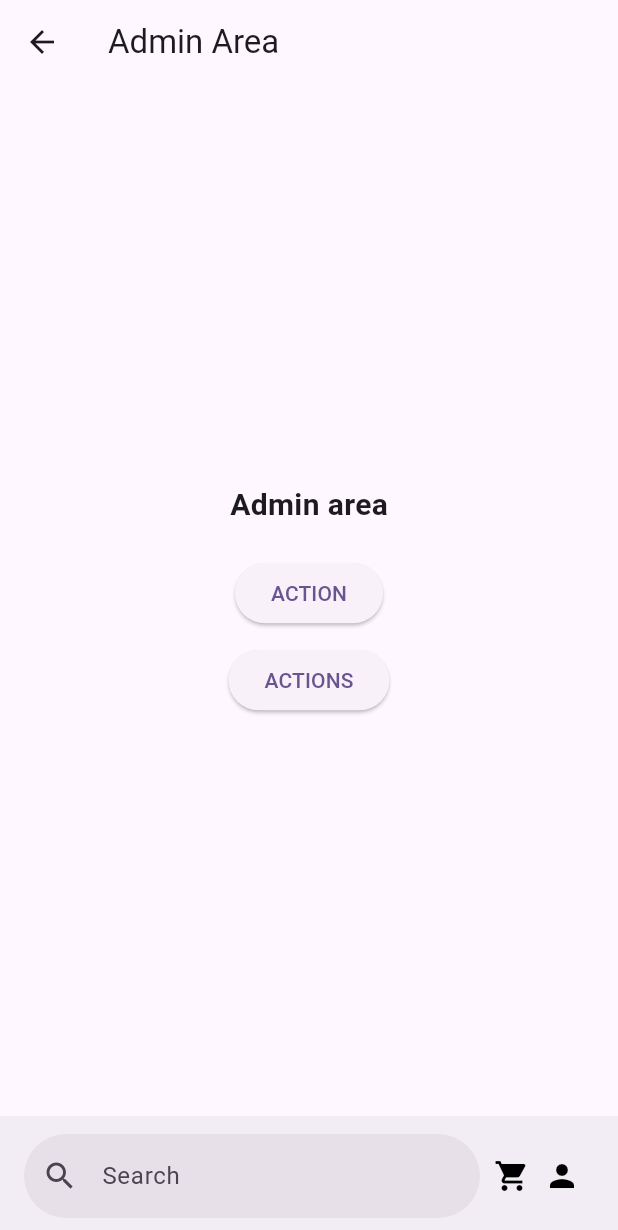
After one commit to achillebourgault/flutter-ecommerce-app, a Flutter app: the AdminIndexPage screen opened directly, on a phone screen of 412 x 824 dp. The commit adds this screen. Shown: the top 1230 px of the screen. Run offline on Flutter 3.47's test engine with Material 3 defaults, Android fonts, the phone set to English and light mode, and no system bars; our stand-ins replace dio, firebase_auth, firebase_core, flutter_redux, image_picker, redux and 2 more; accounts and stored records are empty; network calls fail.

Commit message:
Initialize profile page & Admin Area and fix signUpDetails boolean problem

```diff
--- /dev/null
+++ b/lib/pages/admin/index.dart
@@ -0,0 +1,83 @@
+import 'package:flutter/material.dart';
+import '../profile.dart';
+
+class AdminIndexPage extends StatelessWidget {
+  const AdminIndexPage({Key? key}) : super(key: key);
+
+  @override
+  Widget build(BuildContext context) {
+    return Scaffold(
+      appBar: AppBar(
+        title: const Text('Admin Area'),
+        leading: IconButton(
+          icon: Icon(Icons.arrow_back),
+          onPressed: () => Navigator.of(context).pushReplacement(
+            MaterialPageRoute(builder: (context) => const ProfilePage()),
+          ),
+        ),
+      ),
+      body: Center(
+        child: Column(
+          mainAxisAlignment: MainAxisAlignment.center,
+          children: <Widget>[
+            Text('Admin area',
+                style: TextStyle(fontSize: 20, fontWeight: FontWeight.bold)),
+            SizedBox(height: 20),
+            ElevatedButton(
+              onPressed: () {
+              },
+              child: Text('ACTION'),
+            ),
+            SizedBox(height: 10),
+            ElevatedButton(
+              onPressed: () {
+                // Actions à exécuter
+              },
+              child: Text('ACTIONS'),
+            ),
+          ],
+        ),
+      ),
+      bottomNavigationBar: BottomAppBar(
+        child: Row(
+          children: <Widget>[
+            Expanded(
+              flex: 8,
+              child: TextField(
+                decoration: InputDecoration(
+                  hintText: "Search",
+                  prefixIcon: Icon(Icons.search),
+                  filled: true,
+                  border: OutlineInputBorder(
+                    borderSide: BorderSide.none,
+                    borderRadius: BorderRadius.all(Radius.circular(100.0)),
+                  ),
+                ),
+              ),
+            ),
+            Expanded(
+              flex: 2,
+              child: Row(
+                mainAxisAlignment: MainAxisAlignment.spaceEvenly,
+                children: <Widget>[
+                  InkWell(
+                    onTap: () {
+                      // Actions pour l'icône de panier
+                    },
+                    child: const Icon(Icons.shopping_cart, color: Colors.black),
+                  ),
+                  InkWell(
+                    onTap: () {
+                      // Actions pour l'icône de profil
+                    },
+                    child: const Icon(Icons.person, color: Colors.black),
+                  ),
+                ],
+              ),
+            ),
+          ],
+        ),
+      ),
+    );
+  }
+}
--- a/lib/pages/auth/sign_up_details.dart
+++ b/lib/pages/auth/sign_up_details.dart
@@ -60,7 +60,7 @@ class _SignupDetailsState extends State<SignupDetails> {
       var response = await dio.post(uri, data: {
         'fullname': nameController.text,
         'profilePicture': 'test',
-        'isAdmin': isAdmin.toString(),
+        'isAdmin': isAdmin,
       });
 
       if (response.statusCode == 200) {
--- a/lib/pages/home.dart
+++ b/lib/pages/home.dart
@@ -4,6 +4,7 @@ import 'package:ecommerce_app/widgets/home/category_buttons.dart';
 import 'package:shared_preferences/shared_preferences.dart';
 import 'auth/sign_in.dart';
 import 'auth/sign_up_details.dart';
+import 'package:ecommerce_app/pages/profile.dart';
 
 class HomePage extends StatefulWidget {
   const HomePage({Key? key}) : super(key: key);
@@ -28,7 +29,7 @@ class _HomePageState extends State<HomePage> {
         // L'utilisateur est connecté et signUpEditingMode est false
         // Rediriger vers HomePage (ou une autre page, selon la logique de l'application)
         Navigator.of(context).pushReplacement(
-          MaterialPageRoute(builder: (context) => const HomePage()),
+          MaterialPageRoute(builder: (context) => const ProfilePage()),
         );
       }
     } else {
```
Also changed, not shown: lib/pages/profile.dart (added, +143 -0 lines).
